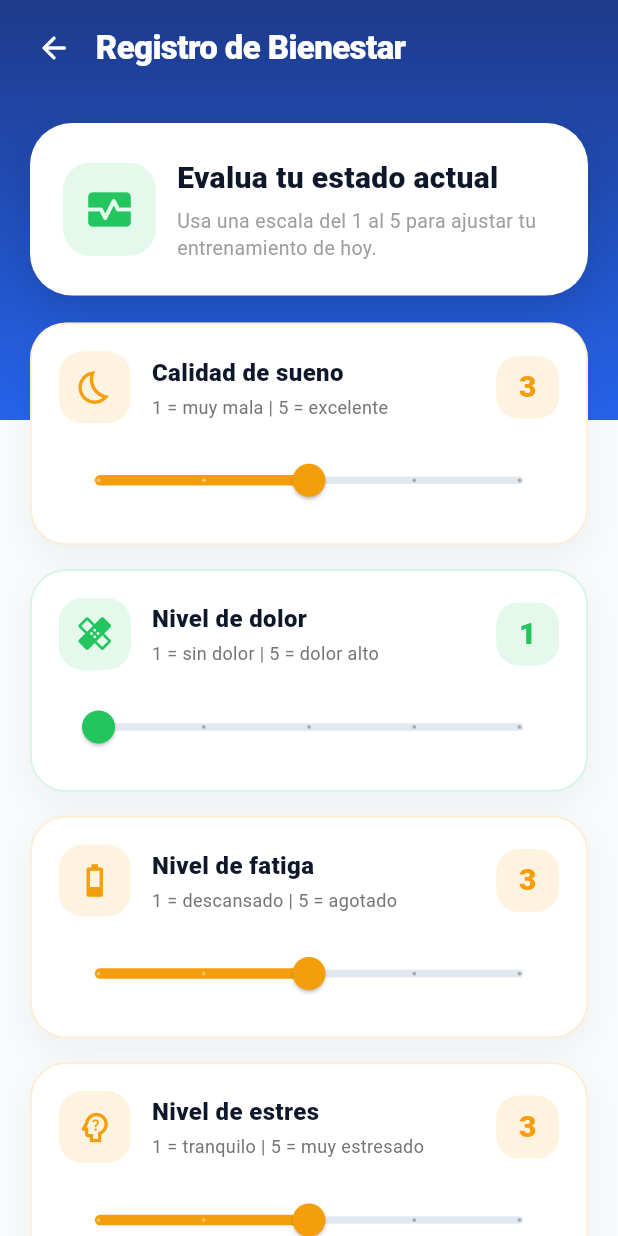
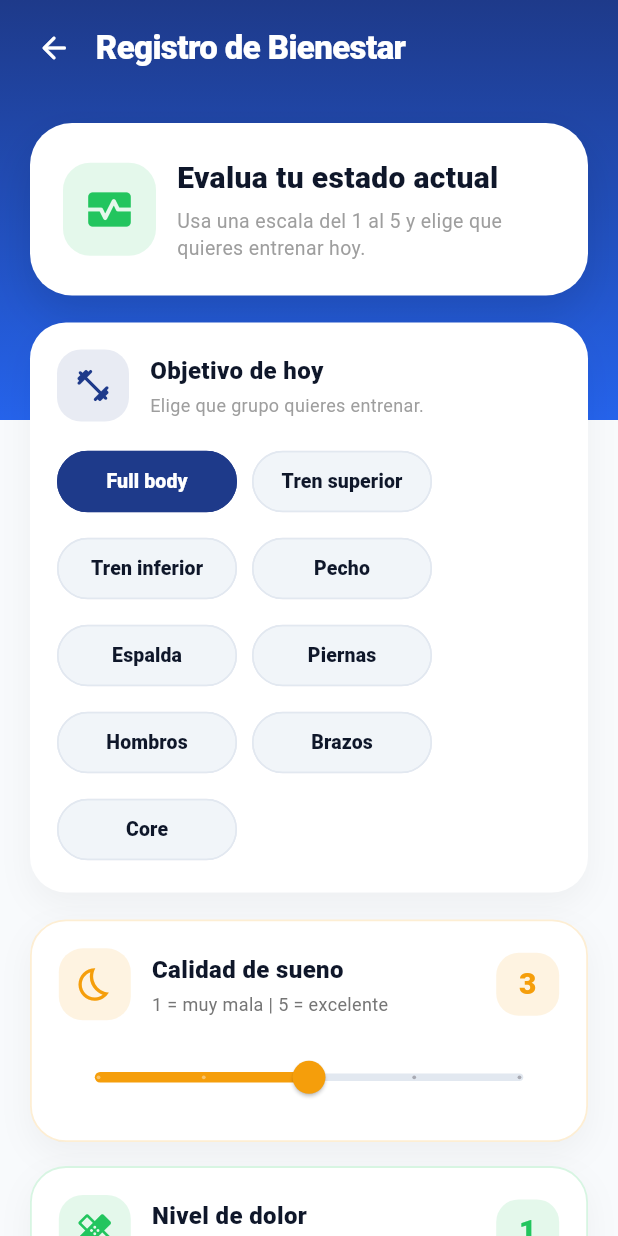
Before and after one commit to xiinoklo/train-track-mvp, a Flutter app: the WellnessFormScreen screen opened directly, on a phone screen of 412 x 824 dp. Run offline on Flutter 3.47's test engine with Material 3 defaults, Android fonts, the phone set to English and light mode, and no system bars; our stand-ins replace shared_preferences, youtube_player_flutter; accounts and stored records are empty.

Commit message:
Agrega seleccion de grupo muscular para generar rutinas

```diff
--- a/app/lib/screens/wellness_form_screen.dart
+++ b/app/lib/screens/wellness_form_screen.dart
@@ -17,6 +17,8 @@ class _WellnessFormScreenState extends State<WellnessFormScreen>
   double stress = 3;
   double mood = 3;
 
+  String targetMuscleGroup = 'full_body';
+
   bool isLoading = false;
 
   late AnimationController _controller;
@@ -27,6 +29,18 @@ class _WellnessFormScreenState extends State<WellnessFormScreen>
   static const Color secondaryColor = Color(0xFF22C55E);
   static const Color backgroundColor = Color(0xFFF8FAFC);
   static const Color darkText = Color(0xFF0F172A);
+
+  static const List<Map<String, String>> targetOptions = [
+    {'label': 'Full body', 'value': 'full_body'},
+    {'label': 'Tren superior', 'value': 'tren_superior'},
+    {'label': 'Tren inferior', 'value': 'tren_inferior'},
+    {'label': 'Pecho', 'value': 'pecho'},
+    {'label': 'Espalda', 'value': 'espalda'},
+    {'label': 'Piernas', 'value': 'piernas'},
+    {'label': 'Hombros', 'value': 'hombros'},
+    {'label': 'Brazos', 'value': 'brazos'},
+    {'label': 'Core', 'value': 'core'},
+  ];
 
   @override
   void initState() {
@@ -67,7 +81,7 @@ class _WellnessFormScreenState extends State<WellnessFormScreen>
     });
 
     try {
-      final wellnessData = {
+      final wellnessData = <String, int>{
         "sleep": sleep.round(),
         "pain": pain.round(),
         "fatigue": fatigue.round(),
@@ -75,9 +89,14 @@ class _WellnessFormScreenState extends State<WellnessFormScreen>
         "mood": mood.round(),
       };
 
+      final workoutData = <String, dynamic>{
+        ...wellnessData,
+        "targetMuscleGroup": targetMuscleGroup,
+      };
+
       await ApiService.saveWellness(wellnessData);
 
-      final data = await ApiService.generateWorkout(wellnessData);
+      final data = await ApiService.generateWorkout(workoutData);
 
       if (!mounted) return;
 
@@ -162,6 +181,10 @@ class _WellnessFormScreenState extends State<WellnessFormScreen>
                         crossAxisAlignment: CrossAxisAlignment.stretch,
                         children: [
                           _buildIntroCard(),
+
+                          const SizedBox(height: 18),
+
+                          _buildTargetMuscleCard(),
 
                           const SizedBox(height: 18),
 
@@ -296,7 +319,7 @@ class _WellnessFormScreenState extends State<WellnessFormScreen>
                 ),
                 SizedBox(height: 6),
                 Text(
-                  'Usa una escala del 1 al 5 para ajustar tu entrenamiento de hoy.',
+                  'Usa una escala del 1 al 5 y elige que quieres entrenar hoy.',
                   style: TextStyle(
                     fontSize: 13,
                     height: 1.35,
@@ -306,6 +329,117 @@ class _WellnessFormScreenState extends State<WellnessFormScreen>
               ],
             ),
           ),
+        ],
+      ),
+    );
+  }
+
+  Widget _buildTargetMuscleCard() {
+    return Container(
+      padding: const EdgeInsets.all(18),
+      decoration: BoxDecoration(
+        color: Colors.white,
+        borderRadius: BorderRadius.circular(24),
+        boxShadow: [
+          BoxShadow(
+            color: Colors.black.withOpacity(0.045),
+            blurRadius: 18,
+            offset: const Offset(0, 8),
+          ),
+        ],
+      ),
+      child: Column(
+        crossAxisAlignment: CrossAxisAlignment.start,
+        children: [
+          Row(
+            children: [
+              Container(
+                padding: const EdgeInsets.all(11),
+                decoration: BoxDecoration(
+                  color: primaryColor.withOpacity(0.1),
+                  borderRadius: BorderRadius.circular(16),
+                ),
+                child: const Icon(
+                  Icons.fitness_center_rounded,
+                  color: primaryColor,
+                  size: 26,
+                ),
+              ),
+              const SizedBox(width: 14),
+              const Expanded(
+                child: Column(
+                  crossAxisAlignment: CrossAxisAlignment.start,
+                  children: [
+                    Text(
+                      'Objetivo de hoy',
+                      style: TextStyle(
+                        fontSize: 16,
+                        fontWeight: FontWeight.w900,
+                        color: darkText,
+                      ),
+                    ),
+                    SizedBox(height: 3),
+                    Text(
+                      'Elige que grupo quieres entrenar.',
+                      style: TextStyle(
+                        fontSize: 12,
+                        color: Colors.grey,
+                      ),
+                    ),
+                  ],
+                ),
+              ),
+            ],
+          ),
+
+          const SizedBox(height: 16),
+
+          Wrap(
+  spacing: 10,
+  runSpacing: 10,
+  children: targetOptions.map((option) {
+    final bool isSelected = targetMuscleGroup == option['value'];
+
+    return SizedBox(
+      width: 120,
+      child: ChoiceChip(
+        showCheckmark: false,
+        label: Center(
+          child: Text(
+            option['label']!,
+            maxLines: 1,
+            overflow: TextOverflow.ellipsis,
+          ),
+        ),
+        selected: isSelected,
+        selectedColor: primaryColor,
+        backgroundColor: const Color(0xFFF1F5F9),
+        labelStyle: TextStyle(
+          color: isSelected ? Colors.white : darkText,
+          fontWeight: FontWeight.w800,
+          fontSize: 13,
+        ),
+        padding: const EdgeInsets.symmetric(
+          horizontal: 8,
+          vertical: 10,
+        ),
+        shape: RoundedRectangleBorder(
+          borderRadius: BorderRadius.circular(999),
+          side: BorderSide(
+            color: isSelected
+                ? primaryColor
+                : const Color(0xFFE2E8F0),
+          ),
+        ),
+        onSelected: (_) {
+          setState(() {
+            targetMuscleGroup = option['value']!;
+          });
+        },
+      ),
+    );
+  }).toList(),
+),
         ],
       ),
     );
--- a/app/lib/services/api_service.dart
+++ b/app/lib/services/api_service.dart
@@ -109,9 +109,7 @@ class ApiService {
     return prefs.getString('jwt_token');
   }
 
-  static Future<Map<String, dynamic>?> generateWorkout(
-    Map<String, int> wellnessData,
-  ) async {
+  static Future<Map<String, dynamic>?> generateWorkout(Map<String, dynamic> wellnessData) async {
     final token = await getToken();
 
     if (token == null) {
```
Also changed, not shown: 3 other files.
